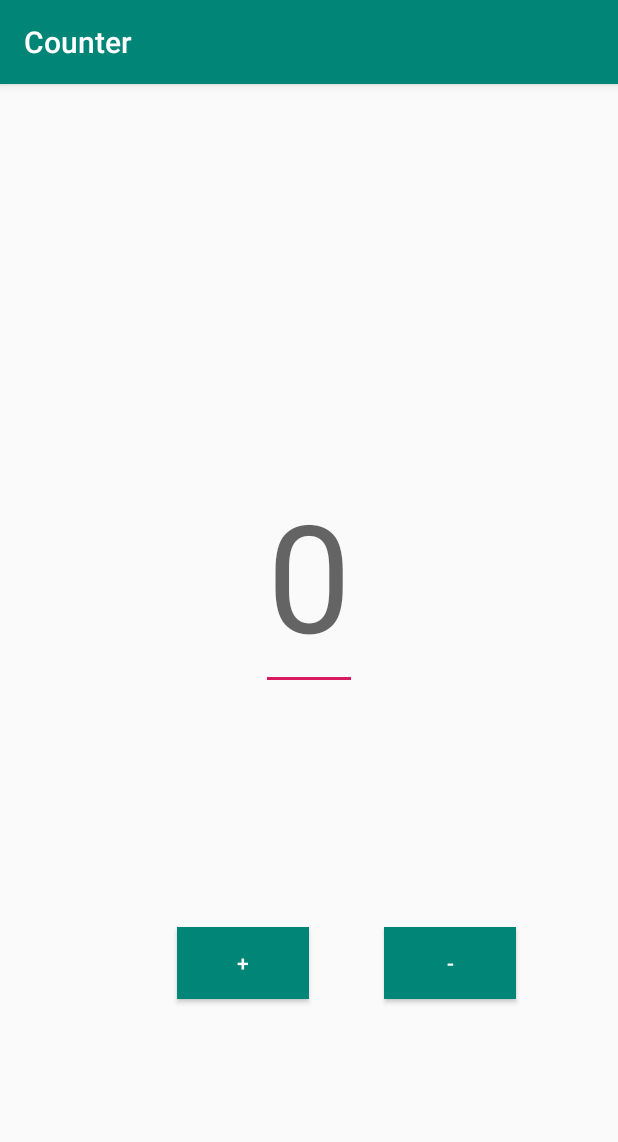
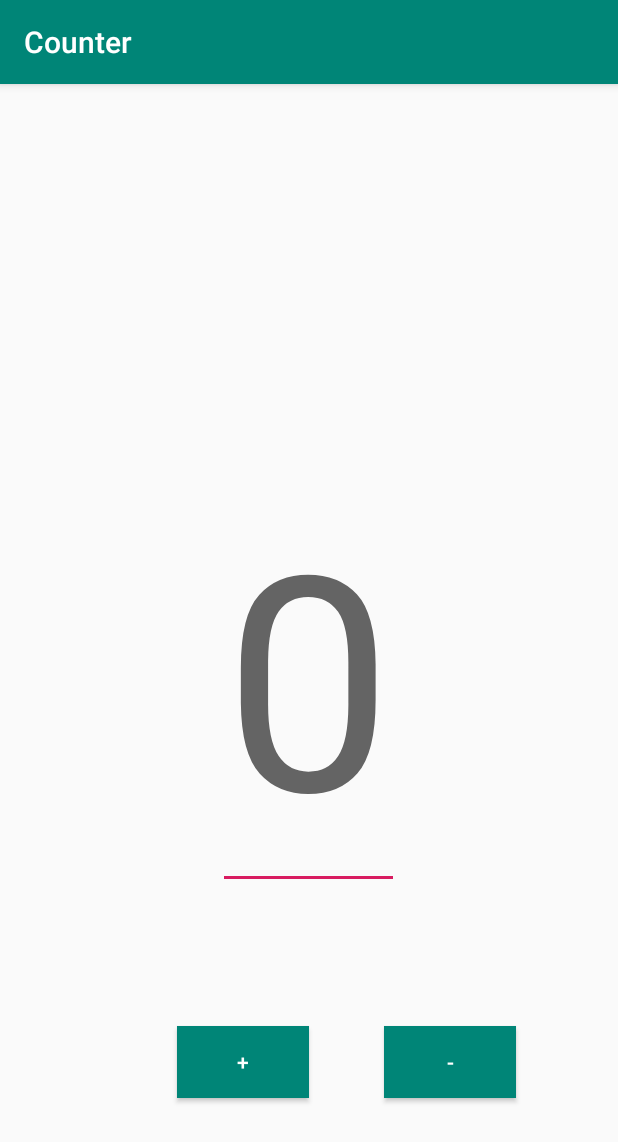
Before and after one commit to misabit/androidCounter, an Android app: the screen it shows after launch (MainActivity), on a phone screen of 412 x 824 dp. Shown: the top 1142 px of the screen. Run offline under Robolectric (Android 15) with nearby library versions, the phone set to English and light mode, and no system bars.

Commit message:
Text Size increased

```diff
--- a/app/src/main/res/layout/activity_main.xml
+++ b/app/src/main/res/layout/activity_main.xml
@@ -15,7 +15,7 @@
         <EditText
             android:id="@+id/edit_text1"
             android:layout_width="match_parent"
-            android:textSize="100dp"
+            android:textSize="200dp"
             android:layout_height="wrap_content"
             android:hint="0"/>
     </LinearLayout>
```
